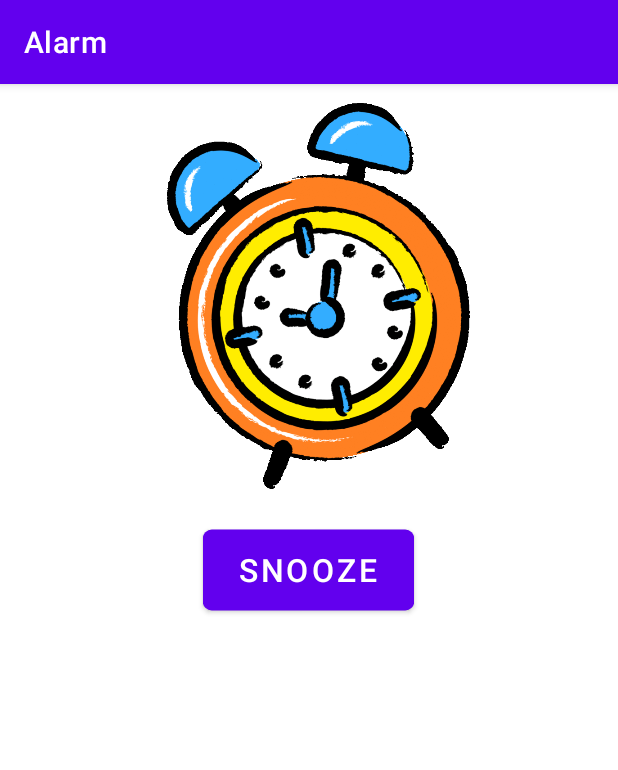
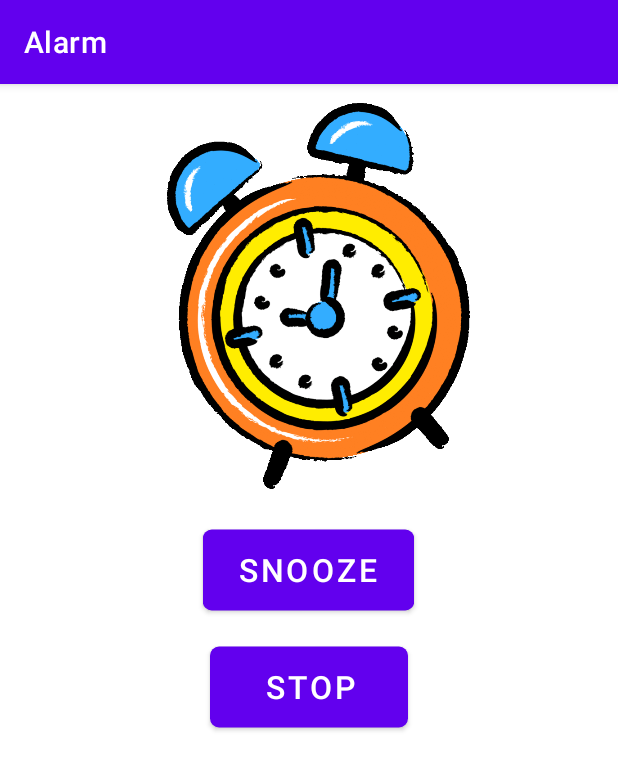
Before and after one commit to Methodology-Project/AlarmApp, an Android app: the RingActivity screen opened directly, with no data from a screen before it, on a phone screen of 412 x 824 dp. Shown: the top 770 px of the screen. Run offline under Robolectric (Android 15) with nearby library versions, the light colour scheme and no system bars.

Commit message:
added stop alarm button

```diff
--- a/app/build.gradle
+++ b/app/build.gradle
@@ -39,5 +39,5 @@ dependencies {
     testImplementation 'junit:junit:4.+'
     androidTestImplementation 'androidx.test.ext:junit:1.1.1'
     androidTestImplementation 'androidx.test.espresso:espresso-core:3.2.0'
-    compile 'pl.droidsonroids.gif:android-gif-drawable:1.1.0'
+    implementation 'pl.droidsonroids.gif:android-gif-drawable:1.1.0'
 }
--- a/app/src/main/res/layout/activity_ring.xml
+++ b/app/src/main/res/layout/activity_ring.xml
@@ -26,4 +26,15 @@
         android:scaleY="1.5"
         android:text="Snooze" />
 
+    <Button
+        android:id="@id/stop"
+        android:layout_width="wrap_content"
+        android:layout_height="wrap_content"
+        android:layout_gravity="center_horizontal"
+        android:onClick="pressStop"
+        android:scaleX="1.5"
+        android:scaleY="1.5"
+        android:text="Stop"
+        android:translationY="30dp" />
+
 </LinearLayout>
--- a/app/src/main/res/values/ids.xml
+++ b/app/src/main/res/values/ids.xml
@@ -5,4 +5,5 @@
     <item name="action_settings" type="id" />
     <item name="snooze" type="id" />
     <item name="alarmclockgif" type="id" />
+    <item name="stop" type="id" />
 </resources>
```
Also changed, not shown: app/src/main/java/com/example/alarmapp/RingActivity.java (+6 -1 lines).
